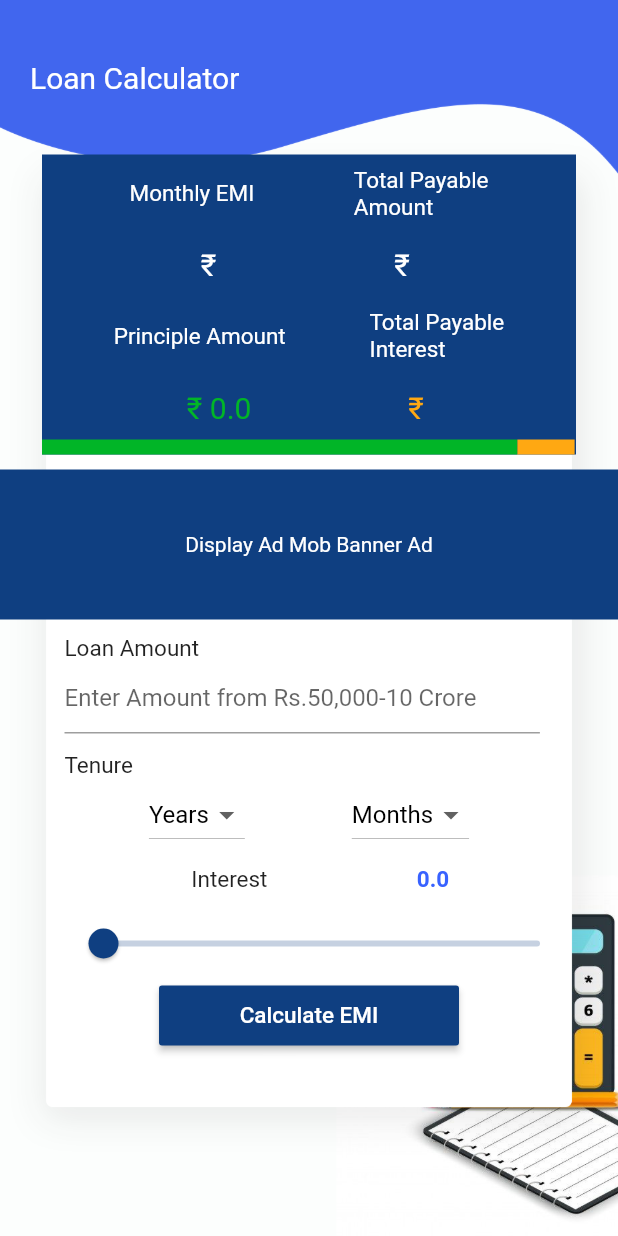
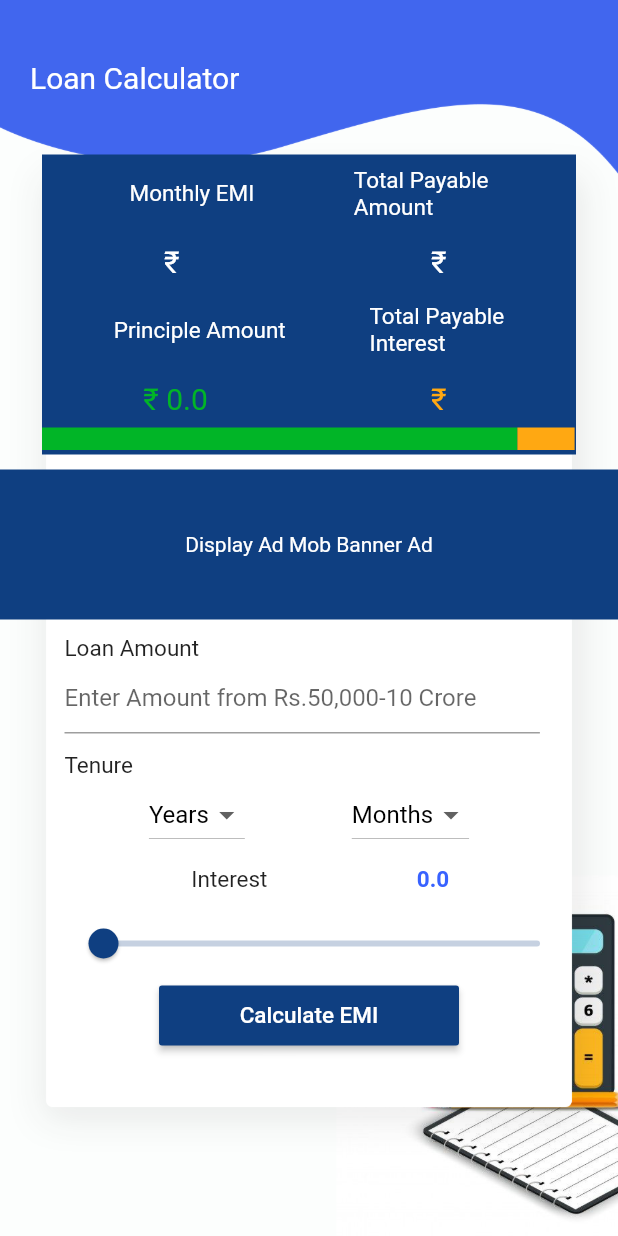
Before and after one commit to AkaankshK/loan_app, a Flutter app: the Calculator screen opened directly, on a phone screen of 412 x 824 dp. Run offline on Flutter 3.47's test engine with Material 2 defaults, Android fonts, the phone set to English and light mode, and no system bars; our stand-ins replace smooth_page_indicator, webview_flutter; missing offline and left inert: autocomplete_textfield, gzx_dropdown_menu.

Commit message:
Fixed Overflow Issues.

```diff
--- a/lib/Calculator/Calculator.dart
+++ b/lib/Calculator/Calculator.dart
@@ -200,6 +200,7 @@ class _CalculatorState extends State<Calculator> {
         height: 200,
         width: MediaQuery.of(context).size.width,
         color: darkBlueColor,
+        child: SingleChildScrollView(
           child: Column(
             mainAxisAlignment: MainAxisAlignment.spaceBetween,
             children: [
@@ -225,18 +226,28 @@ class _CalculatorState extends State<Calculator> {
               Row(
                 mainAxisAlignment: MainAxisAlignment.spaceEvenly,
                 children: [
-                Padding(
+                  Expanded(
+                    flex:50,
+                    child: Padding(
                       padding: const EdgeInsets.all(8.0),
+                      child: Center(
                         child: Text(
                           "\u20b9 $emiString",
                           style: TextStyle(color: Colors.white, fontSize: 20),
                         ),
                       ),
-                Padding(
+                    ),
+                  ),
+                  Expanded(
+                    flex:50,
+                    child: Padding(
                       padding: const EdgeInsets.all(8.0),
+                      child: Center(
                         child: Text(
                           "\u20b9 $tpaString",
                           style: TextStyle(color: Colors.white, fontSize: 20),
+                        ),
+                      ),
                     ),
                   ),
                 ],
@@ -263,18 +274,28 @@ class _CalculatorState extends State<Calculator> {
               Row(
                 mainAxisAlignment: MainAxisAlignment.spaceEvenly,
                 children: [
-                Padding(
+                  Expanded(
+                    flex:50,
+                    child: Padding(
                       padding: const EdgeInsets.all(8.0),
+                      child: Center(
                         child: Text(
                           "\u20b9 $pa",
                           style: TextStyle(color: greenColor, fontSize: 20),
                         ),
                       ),
-                Padding(
+                    ),
+                  ),
+                  Expanded(
+                    flex:50,
+                    child: Padding(
                       padding: const EdgeInsets.all(8.0),
+                      child: Center(
                         child: Text(
                           "\u20b9 $tpiString",
                           style: TextStyle(color: yellowColor, fontSize: 20),
+                        ),
+                      ),
                     ),
                   ),
                 ],
@@ -282,18 +303,19 @@ class _CalculatorState extends State<Calculator> {
               Row(
                 children: [
                   Container(
-                  height: 10,
+                    height: 15,
                     width: MediaQuery.of(context).size.width / 1.3,
                     color: greenColor,
                   ),
                   Container(
                     width: MediaQuery.of(context).size.width / 10.8,
-                  height: 10,
+                    height: 15,
                     color: yellowColor,
                   )
                 ],
               ),
             ],
+          ),
         ),
       ),
     );
```
Lines whose indentation alone changed are shown as unchanged.
